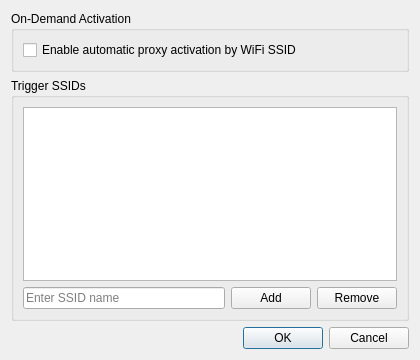
Qt form src/ui/dialog_ssid_settings.ui (Ogstra/proxor) before a commit.
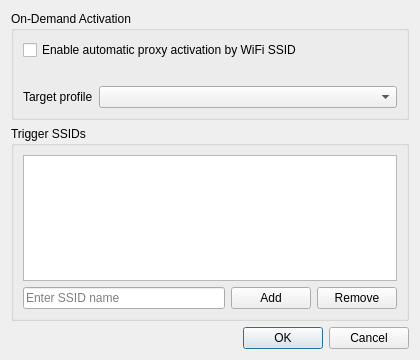
The same form after that commit.

Commit message: feat: add profile selector with fuzzy matching to SSID on-demand settings

Patch:
```diff
--- a/src/ui/dialog_ssid_settings.ui
+++ b/src/ui/dialog_ssid_settings.ui
@@ -33,6 +33,27 @@
         </property>
        </widget>
       </item>
+      <item>
+       <widget class="QLabel" name="label_profile_hint">
+        <property name="wordWrap">
+         <bool>true</bool>
+        </property>
+       </widget>
+      </item>
+      <item>
+       <layout class="QFormLayout" name="formLayout_profile">
+        <item row="0" column="0">
+         <widget class="QLabel" name="label_target_profile">
+          <property name="text">
+           <string>Target profile</string>
+          </property>
+         </widget>
+        </item>
+        <item row="0" column="1">
+         <widget class="QComboBox" name="ssid_on_demand_profile"/>
+        </item>
+       </layout>
+      </item>
      </layout>
     </widget>
    </item>
```
The commit also changes 4 other files.
